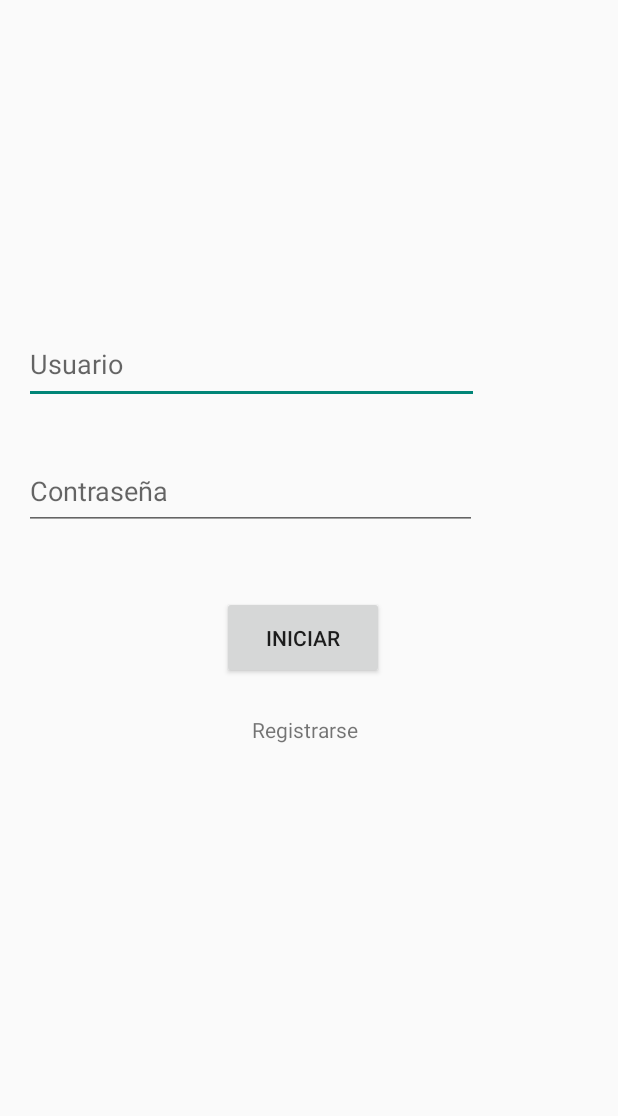
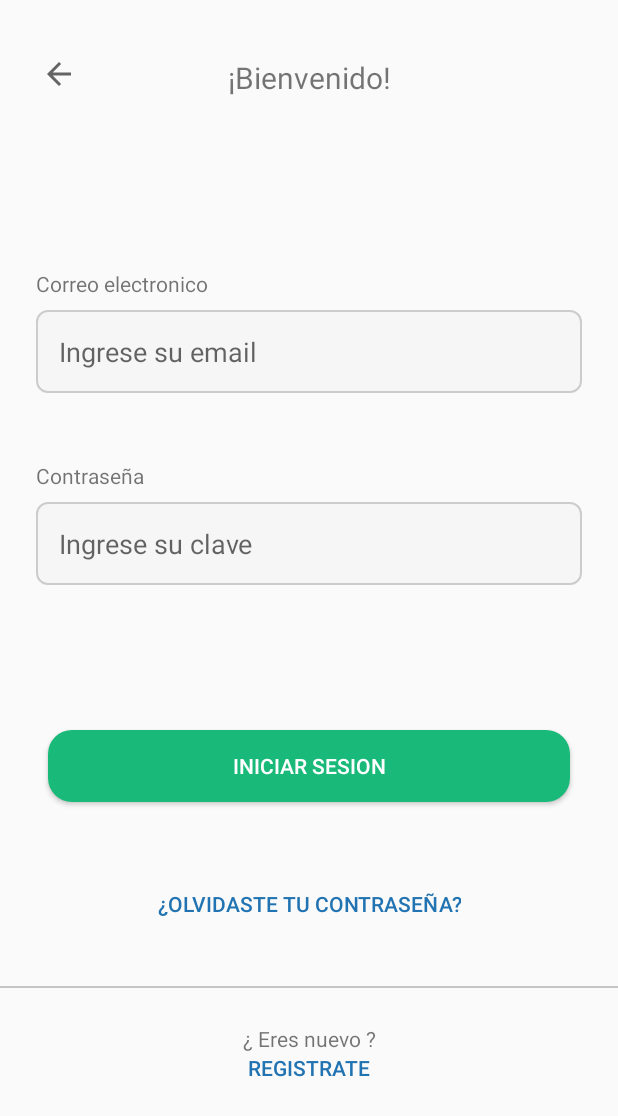
Before and after one commit to Sebas8a2001/proyecto-integrador-2020-ll, an Android app: the screen it shows after launch (MainActivity), on a phone screen of 412 x 824 dp. Shown: the top 1116 px of the screen. Run offline under Robolectric (Android 15) with nearby library versions, the light colour scheme and no system bars.

Commit message:
Diseño pantalla login

```diff
--- /dev/null
+++ b/app/src/main/res/drawable/edit_text_round.xml
@@ -0,0 +1,6 @@
+<?xml version="1.0" encoding="utf-8"?>
+<shape xmlns:android="http://schemas.android.com/apk/res/android">
+    <corners android:radius="7dp"/>
+    <solid android:color="#F6F6F6"/>
+    <stroke android:width="1dp" android:color="#CCCCCC" />
+</shape>
--- a/app/src/main/res/layout/activity_main.xml
+++ b/app/src/main/res/layout/activity_main.xml
@@ -1,56 +1,162 @@
 <?xml version="1.0" encoding="utf-8"?>
-<androidx.constraintlayout.widget.ConstraintLayout xmlns:android="http://schemas.android.com/apk/res/android"
+<LinearLayout xmlns:android="http://schemas.android.com/apk/res/android"
     xmlns:app="http://schemas.android.com/apk/res-auto"
     xmlns:tools="http://schemas.android.com/tools"
     android:layout_width="match_parent"
     android:layout_height="match_parent"
+    android:orientation="vertical"
+    android:weightSum="10"
     tools:context=".MainActivity">
+
+    <androidx.constraintlayout.widget.ConstraintLayout
+        android:layout_width="match_parent"
+        android:layout_height="0dp"
+        android:layout_weight="8">
+
+        <TextView
+            android:id="@+id/textView"
+            android:layout_width="wrap_content"
+            android:layout_height="wrap_content"
+            android:layout_marginTop="40dp"
+            android:text="¡Bienvenido!"
+            android:textSize="20sp"
+            app:layout_constraintBottom_toBottomOf="@+id/btnBack"
+            app:layout_constraintEnd_toEndOf="parent"
+            app:layout_constraintStart_toStartOf="parent"
+            app:layout_constraintTop_toTopOf="parent" />
+
+        <ImageButton
+            android:id="@+id/btnBack"
+            android:layout_width="30dp"
+            android:layout_height="28dp"
+            android:layout_marginTop="35dp"
+            android:background="@android:color/transparent"
+            app:layout_constraintStart_toStartOf="@+id/textView6"
+            app:layout_constraintTop_toTopOf="parent"
+            app:srcCompat="?attr/homeAsUpIndicator" />
+
+        <TextView
+            android:id="@+id/textView6"
+            android:layout_width="wrap_content"
+            android:layout_height="wrap_content"
+            android:layout_marginBottom="8dp"
+            android:text="Correo electronico"
+            app:layout_constraintBottom_toTopOf="@+id/TV_usu"
+            app:layout_constraintStart_toStartOf="@+id/TV_usu" />
 
         <EditText
             android:id="@+id/TV_usu"
-        android:layout_width="303dp"
-        android:layout_height="53dp"
-        android:layout_marginStart="16dp"
-        android:layout_marginLeft="16dp"
-        android:layout_marginTop="216dp"
+            android:layout_width="match_parent"
+            android:layout_height="wrap_content"
+            android:layout_marginStart="24dp"
+            android:layout_marginTop="100dp"
+            android:layout_marginEnd="24dp"
+            android:layout_marginBottom="32dp"
+            android:background="@drawable/edit_text_round"
             android:ems="10"
-        android:hint="Usuario"
-        android:inputType="text"
+            android:hint="Ingrese su email"
+            android:inputType="textEmailAddress"
+            android:padding="15dp"
+            app:layout_constraintBottom_toTopOf="@+id/TV_pas"
+            app:layout_constraintEnd_toEndOf="parent"
             app:layout_constraintStart_toStartOf="parent"
-        app:layout_constraintTop_toTopOf="parent" />
+            app:layout_constraintTop_toBottomOf="@+id/textView" />
+
+        <TextView
+            android:id="@+id/textView7"
+            android:layout_width="wrap_content"
+            android:layout_height="wrap_content"
+            android:layout_marginBottom="8dp"
+            android:text="Contraseña"
+            app:layout_constraintBottom_toTopOf="@+id/TV_pas"
+            app:layout_constraintStart_toStartOf="@+id/TV_pas" />
 
         <EditText
             android:id="@+id/TV_pas"
-        android:layout_width="302dp"
-        android:layout_height="52dp"
-        android:layout_marginStart="16dp"
-        android:layout_marginLeft="16dp"
-        android:layout_marginTop="32dp"
+            android:layout_width="match_parent"
+            android:layout_height="wrap_content"
+            android:layout_marginStart="24dp"
+            android:layout_marginEnd="24dp"
+            android:background="@drawable/edit_text_round"
             android:ems="10"
-        android:hint="Contraseña"
+            android:hint="Ingrese su clave"
             android:inputType="textPassword"
+            android:padding="15dp"
+            app:layout_constraintBottom_toBottomOf="parent"
+            app:layout_constraintEnd_toEndOf="parent"
             app:layout_constraintStart_toStartOf="parent"
-        app:layout_constraintTop_toBottomOf="@+id/TV_usu" />
+            app:layout_constraintTop_toBottomOf="@+id/textView" />
 
         <Button
             android:id="@+id/Btn_iniciar"
-        android:layout_width="108dp"
-        android:layout_height="55dp"
-        android:layout_marginStart="148dp"
-        android:layout_marginLeft="148dp"
-        android:layout_marginTop="44dp"
-        android:text="Iniciar"
+            android:layout_width="match_parent"
+            android:layout_height="wrap_content"
+            android:layout_marginStart="32dp"
+            android:layout_marginTop="52dp"
+            android:layout_marginEnd="32dp"
+            android:background="@drawable/button_round"
+            android:text="Iniciar Sesion"
+            android:textColor="@color/whiteText"
+            app:layout_constraintBottom_toTopOf="@+id/btnRecuperarPsw"
+            app:layout_constraintEnd_toEndOf="parent"
+            app:layout_constraintHorizontal_bias="0.0"
             app:layout_constraintStart_toStartOf="parent"
             app:layout_constraintTop_toBottomOf="@+id/TV_pas" />
 
+        <View
+            android:id="@+id/view"
+            android:layout_width="match_parent"
+            android:layout_height="1dp"
+            android:background="#c4c4c4"
+            app:layout_constraintBottom_toBottomOf="parent"
+            app:layout_constraintEnd_toEndOf="parent"
+            app:layout_constraintStart_toStartOf="parent" />
+
+        <Button
+            android:id="@+id/btnRecuperarPsw"
+            android:layout_width="wrap_content"
+            android:layout_height="wrap_content"
+            android:layout_marginBottom="32dp"
+            android:background="@android:color/transparent"
+            android:text="¿Olvidaste tu contraseña?"
+            android:textColor="@color/agroBlue"
+            app:layout_constraintBottom_toBottomOf="parent"
+            app:layout_constraintEnd_toEndOf="parent"
+            app:layout_constraintStart_toStartOf="parent" />
+
+    </androidx.constraintlayout.widget.ConstraintLayout>
+
+    <androidx.constraintlayout.widget.ConstraintLayout
+        android:layout_width="match_parent"
+        android:layout_height="0dp"
+        android:layout_weight="2">
+
         <TextView
+            android:id="@+id/textView8"
+            android:layout_width="wrap_content"
+            android:layout_height="wrap_content"
+            android:layout_marginTop="24dp"
+            android:text="¿ Eres nuevo ?"
+            android:textAlignment="center"
+            app:layout_constraintEnd_toEndOf="parent"
+            app:layout_constraintStart_toStartOf="parent"
+            app:layout_constraintTop_toTopOf="parent"
+            android:gravity="center_horizontal" />
+
+        <Button
             android:id="@+id/tv_registrar"
             android:layout_width="wrap_content"
             android:layout_height="wrap_content"
-        android:layout_marginStart="168dp"
-        android:layout_marginLeft="168dp"
-        android:layout_marginTop="24dp"
-        android:text="Registrarse"
+            android:background="@android:color/transparent"
+            android:text="Registrate"
+            android:textAlignment="center"
+            android:textColor="@color/agroBlue"
+            app:layout_constraintBottom_toBottomOf="parent"
+            app:layout_constraintEnd_toEndOf="parent"
+            app:layout_constraintHorizontal_bias="0.498"
             app:layout_constraintStart_toStartOf="parent"
-        app:layout_constraintTop_toBottomOf="@+id/Btn_iniciar" />
+            app:layout_constraintTop_toBottomOf="@+id/textView8"
+            app:layout_constraintVertical_bias="0.0"
+            android:gravity="center_horizontal" />
     </androidx.constraintlayout.widget.ConstraintLayout>
+</LinearLayout>
--- a/app/src/main/res/layout/activity_welcome.xml
+++ b/app/src/main/res/layout/activity_welcome.xml
@@ -28,8 +28,12 @@
 
         <ImageView
             android:id="@+id/imgInicio"
-            android:layout_width="330dp"
-            android:layout_height="305dp"
+            android:layout_width="match_parent"
+            android:layout_height="300dp"
+            android:layout_marginStart="24dp"
+            android:layout_marginLeft="24dp"
+            android:layout_marginEnd="24dp"
+            android:layout_marginRight="24dp"
             android:layout_marginBottom="8dp"
             app:layout_constraintBottom_toTopOf="@+id/txtInicio"
             app:layout_constraintEnd_toEndOf="parent"
```
Lines whose indentation alone changed are shown as unchanged.
